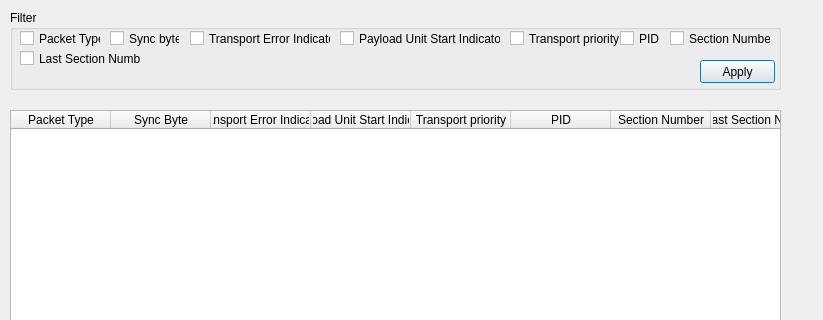
The window that dialogpacketlist.ui (Soheilnader/TS-Packet-Analyser) describes before a commit, drawn with Qt 5; both pictures show x 0 to 823 and y 0 to 320 of the 823 by 486 pixel window.
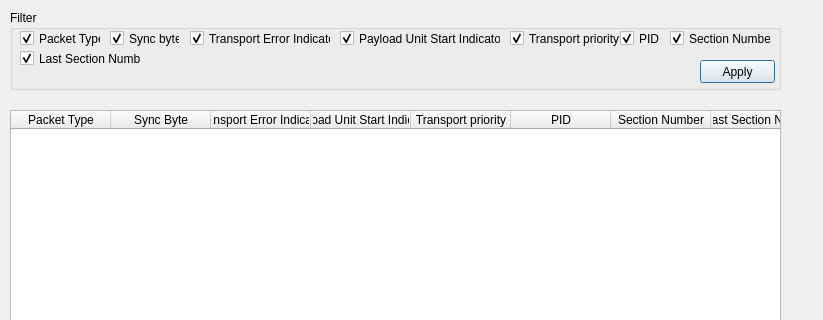
The same window after the commit.

What changed in the file:
```diff
--- a/dialogpacketlist.ui
+++ b/dialogpacketlist.ui
@@ -96,6 +96,9 @@
     <property name="text">
      <string>Transport priority</string>
     </property>
+    <property name="checked">
+     <bool>true</bool>
+    </property>
    </widget>
    <widget class="QCheckBox" name="checkBox_6">
     <property name="geometry">
@@ -109,6 +112,9 @@
     <property name="text">
      <string>PID</string>
     </property>
+    <property name="checked">
+     <bool>true</bool>
+    </property>
    </widget>
    <widget class="QCheckBox" name="checkBox">
     <property name="geometry">
@@ -122,6 +128,9 @@
     <property name="text">
      <string>Packet Type</string>
     </property>
+    <property name="checked">
+     <bool>true</bool>
+    </property>
    </widget>
    <widget class="QCheckBox" name="checkBox_8">
     <property name="geometry">
@@ -135,6 +144,9 @@
     <property name="text">
      <string>Last Section Number</string>
     </property>
+    <property name="checked">
+     <bool>true</bool>
+    </property>
    </widget>
    <widget class="QCheckBox" name="checkBox_7">
     <property name="geometry">
@@ -148,6 +160,9 @@
     <property name="text">
      <string>Section Number</string>
     </property>
+    <property name="checked">
+     <bool>true</bool>
+    </property>
    </widget>
    <widget class="QCheckBox" name="checkBox_3">
     <property name="geometry">
@@ -161,6 +176,9 @@
     <property name="text">
      <string>Transport Error Indicator</string>
     </property>
+    <property name="checked">
+     <bool>true</bool>
+    </property>
    </widget>
    <widget class="QCheckBox" name="checkBox_4">
     <property name="geometry">
@@ -174,6 +192,9 @@
     <property name="text">
      <string>Payload Unit Start Indicator</string>
     </property>
+    <property name="checked">
+     <bool>true</bool>
+    </property>
    </widget>
    <widget class="QCheckBox" name="checkBox_2">
     <property name="geometry">
@@ -187,6 +208,9 @@
     <property name="text">
      <string>Sync byte</string>
     </property>
+    <property name="checked">
+     <bool>true</bool>
+    </property>
    </widget>
    <widget class="QPushButton" name="pushButton">
     <property name="geometry">
```
Left out of the diff: 4 changed lines with no effect on the pictures.
